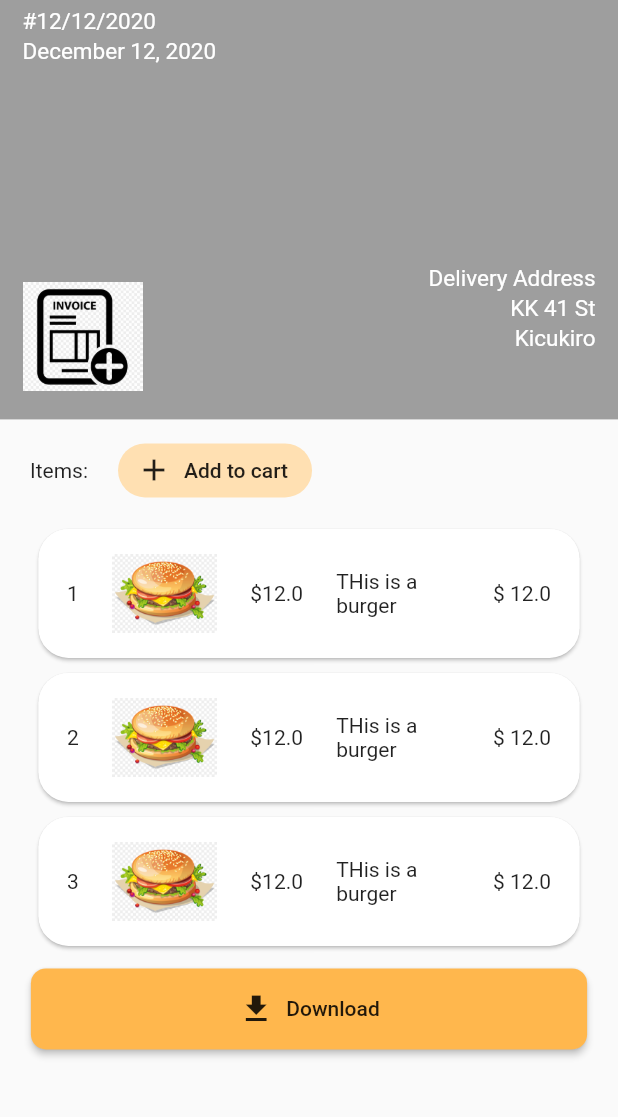
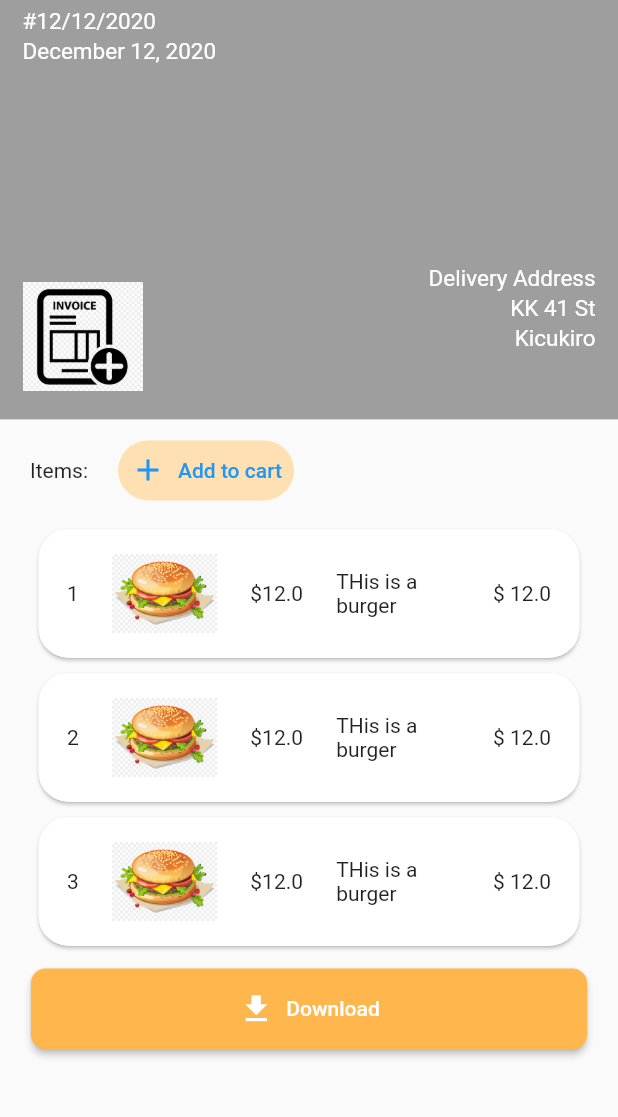
Before and after one commit to dreking/invoice_design, a Flutter app: the screen it shows after launch, on a phone screen of 412 x 824 dp, the part 75-1192 px from its top. Run offline on Flutter 3.47's test engine with Material 2 defaults, Android fonts, the phone set to English and light mode, and no system bars.

Commit message:
impr: improved all aroudn code

```diff
--- a/lib/components/add_cart_button.dart
+++ b/lib/components/add_cart_button.dart
@@ -13,11 +13,17 @@ class ItemsWidget extends StatelessWidget {
         children: [
           Text('Items:'),
           SizedBox(width: 20),
-          FlatButton.icon(
-            shape: RoundedRectangleBorder(
-              borderRadius: BorderRadius.circular(20),
+          TextButton.icon(
+            style: ButtonStyle(
+              shape: MaterialStateProperty.all<RoundedRectangleBorder>(
+                RoundedRectangleBorder(
+                  borderRadius: BorderRadius.circular(20),
+                ),
+              ),
+              backgroundColor: MaterialStateProperty.all<Color>(
+                Colors.orange.shade100,
+              ),
             ),
-            color: Colors.orange[100],
             icon: Icon(Icons.add),
             label: Text('Add to cart'),
             onPressed: () {},
--- a/lib/components/download_button.dart
+++ b/lib/components/download_button.dart
@@ -10,15 +10,23 @@ class CustomButton extends StatelessWidget {
     return Container(
       width: size.width * 0.9,
       margin: EdgeInsets.symmetric(vertical: 10),
-      child: RaisedButton.icon(
-        padding: EdgeInsets.symmetric(vertical: 15),
+      child: ElevatedButton.icon(
+        style: ButtonStyle(
+          padding: MaterialStateProperty.all<EdgeInsetsGeometry>(
+            EdgeInsets.symmetric(vertical: 15),
+          ),
+          shape: MaterialStateProperty.all<RoundedRectangleBorder>(
+            RoundedRectangleBorder(
+              borderRadius: BorderRadius.circular(10),
+            ),
+          ),
+          backgroundColor: MaterialStateProperty.all<Color>(
+            Colors.orange.shade300,
+          ),
+        ),
         icon: Icon(Icons.download_sharp),
         label: Text('Download'),
-        color: Colors.orange[300],
         onPressed: () {},
-        shape: RoundedRectangleBorder(
-          borderRadius: BorderRadius.circular(10),
-        ),
       ),
     );
   }
```
